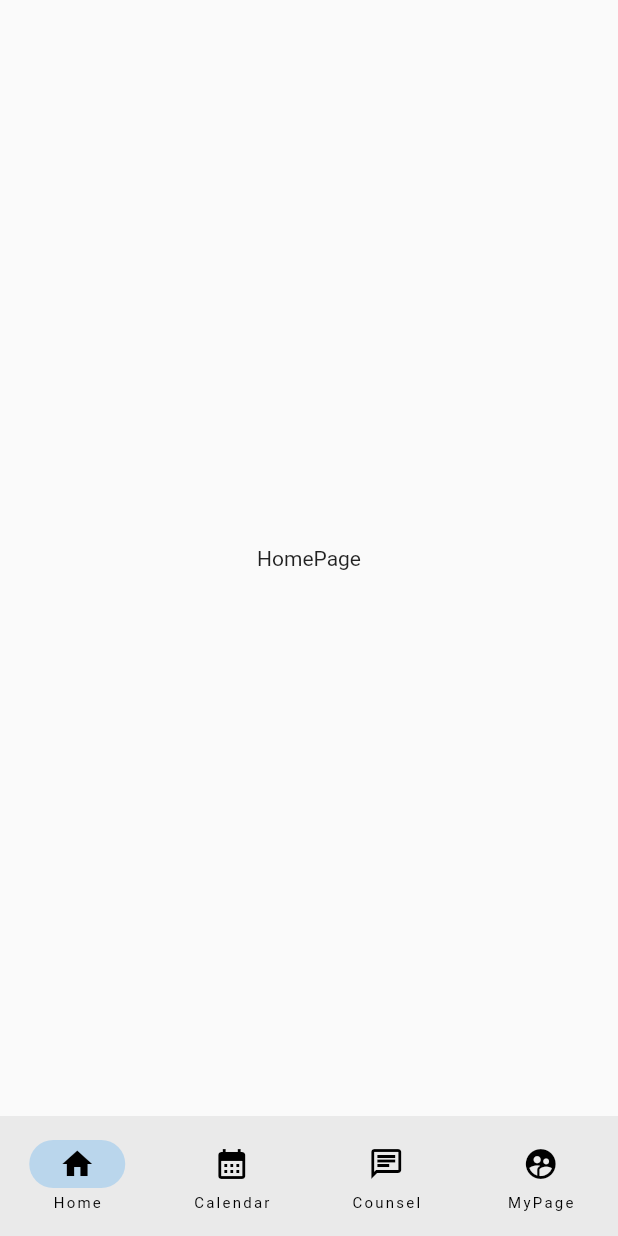
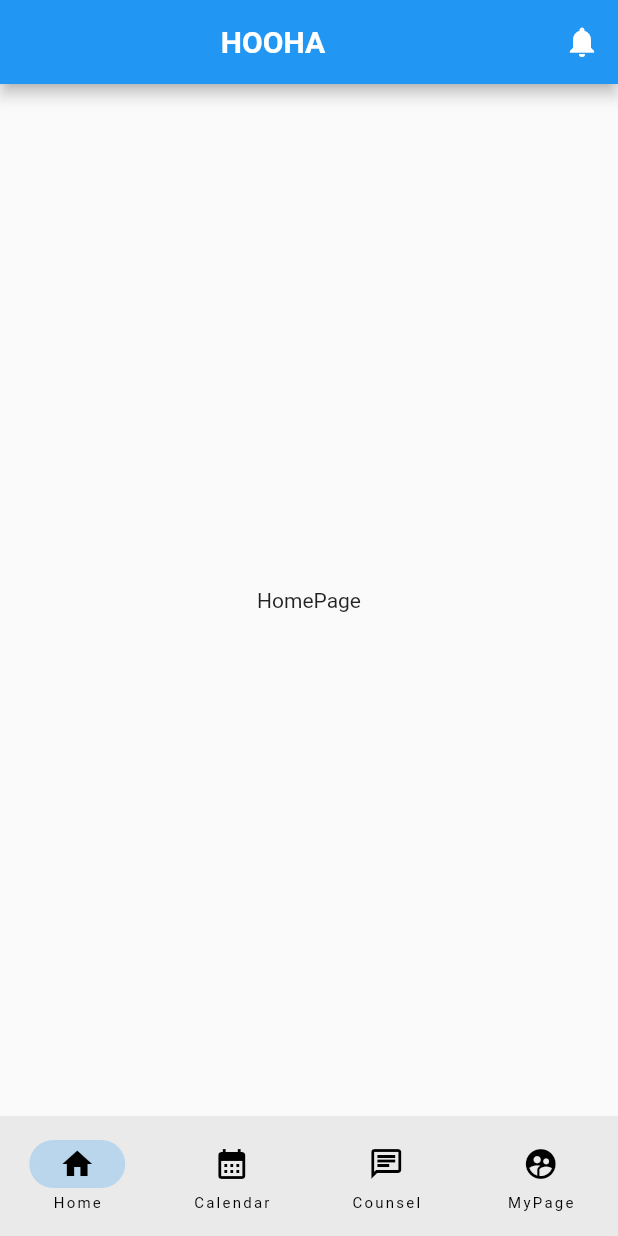
Before and after one commit to IWANNABEADBMASTER/Non-Smoking-Application, a Flutter app: the screen it shows after launch, on a phone screen of 412 x 824 dp. Run offline on Flutter 3.47's test engine with Material 2 defaults, Android fonts, the phone set to English and light mode, and no system bars.

Commit message:
상단바&알림창 추가

```diff
--- a/lib/main.dart
+++ b/lib/main.dart
@@ -9,6 +9,9 @@ class MyApp extends StatelessWidget {
 
   @override
   Widget build(BuildContext context) {
-    return const MaterialApp(home: NavigationExample());
+
+    return const MaterialApp(
+      debugShowCheckedModeBanner: false,
+      home: NavigationExample());
   }
 }
--- a/lib/pages/navigation.dart
+++ b/lib/pages/navigation.dart
@@ -3,6 +3,7 @@ import 'package:flutter_application_1/pages/Home_page.dart';
 import 'package:flutter_application_1/pages/Calendar_Page.dart';
 import 'package:flutter_application_1/pages/CounselPage.dart';
 import 'package:flutter_application_1/pages/MyPage.dart';
+import 'package:flutter_application_1/pages/Notification_page.dart';
 
 class NavigationExample extends StatefulWidget {
   const NavigationExample({Key? key}) : super(key: key);
@@ -12,9 +13,35 @@ class NavigationExample extends StatefulWidget {
 }
 class _NavigationExampleState extends State<NavigationExample> {
   int currentPageIndex = 0;
+  List<String> notifications = []; //알림 리스트
    @override
   Widget build(BuildContext context) {
     return Scaffold(
+      appBar: AppBar(
+        title: const Center(
+          child: Text('HOOHA',
+        style: TextStyle(
+          fontSize: 20,
+          fontWeight: FontWeight.bold,
+        ),
+      ),
+    ),
+      actions: [
+        IconButton(
+          icon: const Icon(Icons.notifications),
+          onPressed: (){
+            //알림 아이콘 눌렀을 때 실행될 로직 추가(예정)
+            Navigator.push( // 새로운 페이지로 이동하는 메서드 (NotificationPage로 이동)
+              context,
+              MaterialPageRoute( //새로운 페이지를 생성
+              //builder 함수를 통해 NotificationPage 인스턴스를 생성
+                builder: (context) => NotificationPage(notifications: notifications) )
+                ); //notifications 변수를 페이지로 전달
+          },
+        )
+      ],  //actions
+      ),
+
       bottomNavigationBar: NavigationBar(
         onDestinationSelected: (int index) {
           setState(() {
```
Also changed, not shown: lib/pages/Notification_page.dart (added, +25 -0 lines).
